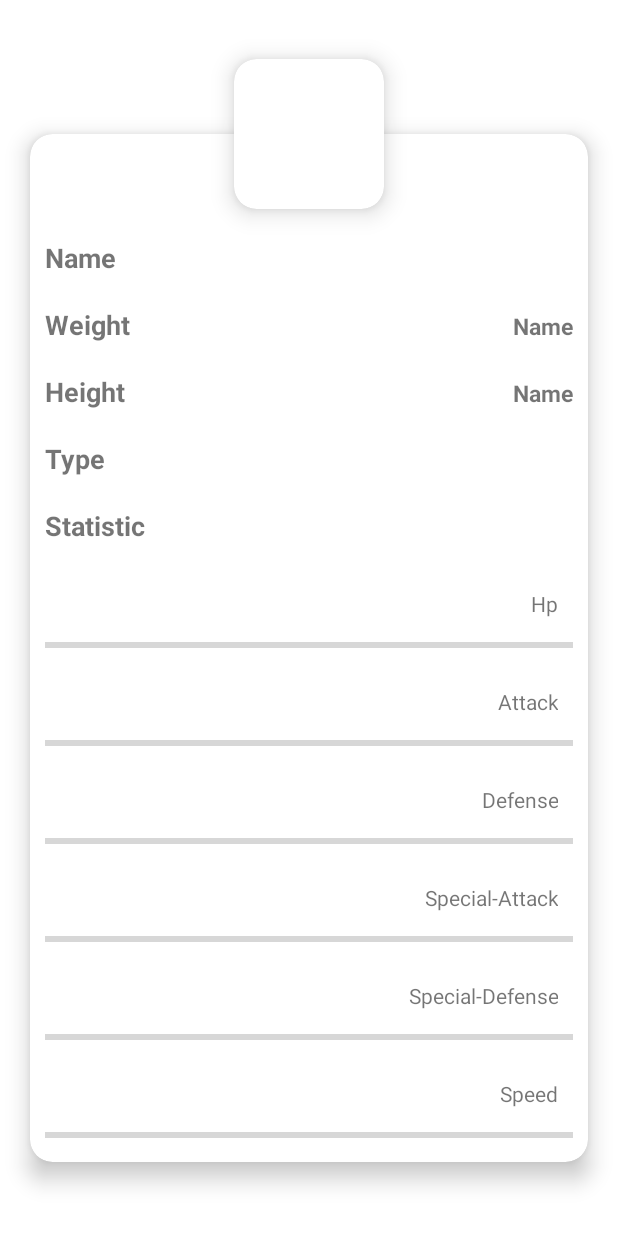
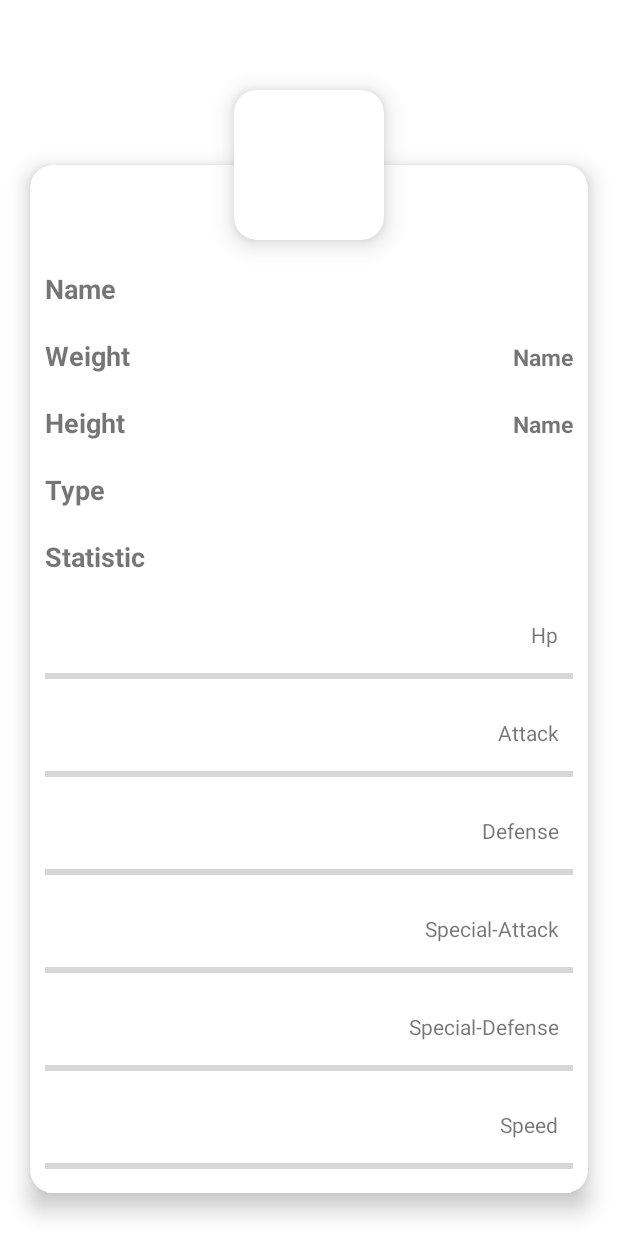
Before and after one commit to Gioele94/PokemonIQUII, an Android app: the layout pokemon_detail_dialog.xml on its own in the app's theme, with its tools: preview values and no code run, on a phone screen of 412 x 824 dp. Run offline under Robolectric (Android 15) with nearby library versions, the phone set to English and light mode, and no system bars; plain views replace SimpleDraweeView.

Commit message:
Small fix dimension

```diff
--- a/app/src/main/res/layout/pokemon_detail_dialog.xml
+++ b/app/src/main/res/layout/pokemon_detail_dialog.xml
@@ -24,7 +24,10 @@
             android:id="@+id/bottomCard"
             android:layout_width="match_parent"
             android:layout_height="wrap_content"
-            android:layout_margin="20dp"
+            android:layout_marginStart="@dimen/padding_xmedium"
+            android:layout_marginEnd="@dimen/padding_xmedium"
+            android:layout_marginTop="@dimen/padding_xxhuge"
+            android:layout_marginBottom="@dimen/padding_xmedium"
             app:cardCornerRadius="15dp"
             app:cardElevation="9dp"
             app:contentPaddingBottom="@dimen/padding"
--- a/app/src/main/res/values/dimens.xml
+++ b/app/src/main/res/values/dimens.xml
@@ -68,6 +68,8 @@
     <dimen name="padding_huge">50dp</dimen>
     <dimen name="padding_xhuge">60dp</dimen>
 
+    <dimen name="padding_xxhuge">90dp</dimen>
+
 
     <!-- end padding dimens -->
 
```
